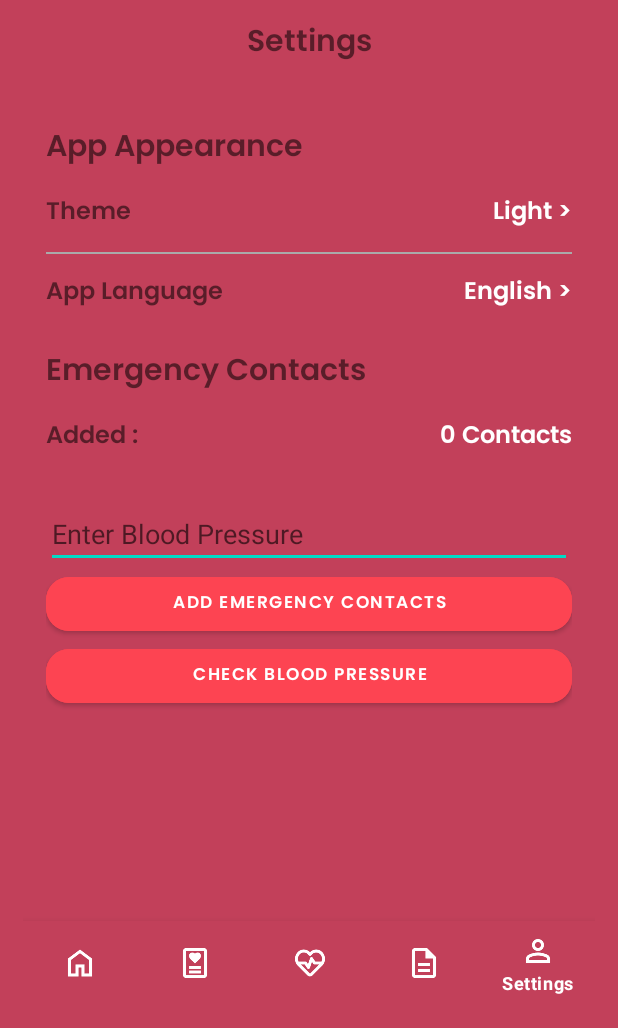
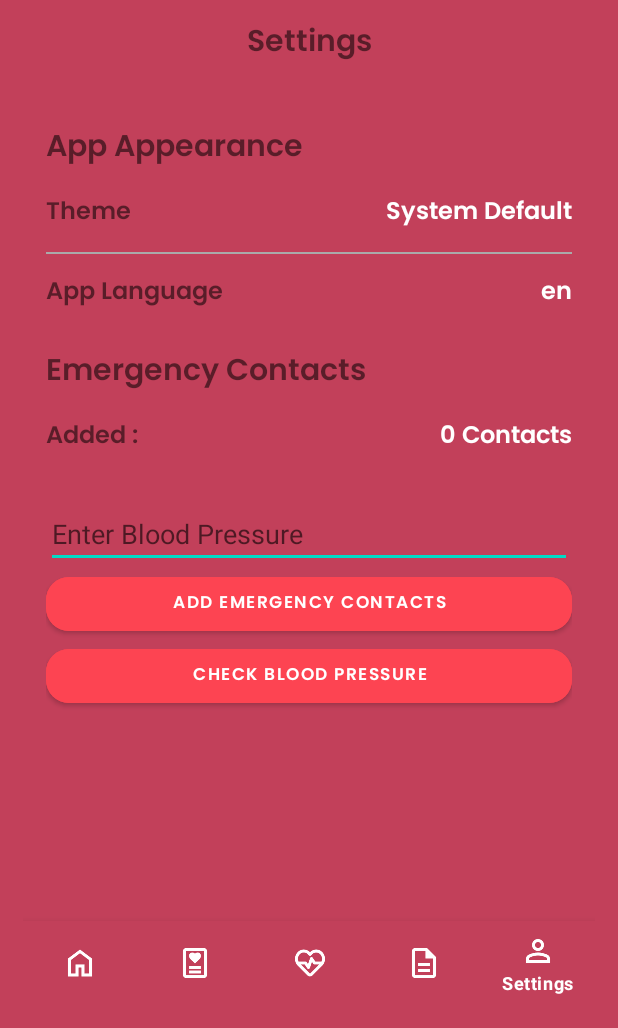
Before and after one commit to Profesor-B/heartwise-app, an Android app built with Jetpack Compose: the SettingsActivity screen opened directly, with no data from a screen before it, on a phone screen of 412 x 824 dp, the part 208-1236 px from its top. Run offline under Robolectric (Android 15) with nearby library versions, the phone set to English and light mode, and no system bars; Roboto replaces fonts that are not available here.

Commit message:
fix theme and language functionality

```diff
--- a/app/src/main/java/com/example/heartwise/SettingsActivity.java
+++ b/app/src/main/java/com/example/heartwise/SettingsActivity.java
@@ -1,5 +1,4 @@
 package com.example.heartwise;
-
 
 import android.annotation.SuppressLint;
 import android.content.Intent;
@@ -13,7 +12,6 @@ import android.widget.EditText;
 import android.widget.LinearLayout;
 import android.widget.TextView;
 import androidx.appcompat.app.AlertDialog;
-
 import android.Manifest;
 import android.content.Context;
 import android.content.pm.PackageManager;
@@ -22,27 +20,35 @@ import android.telephony.SmsManager;
 import android.widget.Button;
 import android.widget.Toast;
 import android.content.SharedPreferences;
-import android.net.Uri;
 import android.provider.ContactsContract;
 import androidx.annotation.Nullable;
 import androidx.annotation.NonNull;
 import androidx.core.app.ActivityCompat;
 import androidx.core.content.ContextCompat;
+import android.content.res.Configuration;
 
 import java.util.ArrayList;
 import java.util.List;
 import java.util.HashSet;
+import java.util.Locale;
 import java.util.Set;
 
 public class SettingsActivity extends AppCompatActivity {
     private TextView tvThemeValue;
     private TextView tvLanguageValue;
+    private static final String PREFS_NAME2 = "AppPreferences";
+    private static final String PREFS_KEY_THEME = "AppTheme";
+    private static final String PREFS_KEY_LANGUAGE = "AppLanguage";
+
+    private static final int THEME_SYSTEM_DEFAULT = 0;
+    private static final int THEME_LIGHT = 1;
+    private static final int THEME_DARK = 2;
 
     private TextView tvEmergencyContactsValue;
     private LinearLayout layoutEmergencyContacts;
 
     private static final int SMS_PERMISSION_CODE = 101;
-    private static final int BP_THRESHOLD = 140; // Example threshold for high BP
+    private static final int BP_THRESHOLD = 130; // Example threshold for high BP
     private List<String> emergencyContacts; // Stores emergency contact numbers
     private EditText etBloodPressure;
 
@@ -55,14 +61,22 @@ public class SettingsActivity extends AppCompatActivity {
     @Override
     protected void onCreate(Bundle savedInstanceState) {
         super.onCreate(savedInstanceState);
+        // Apply saved theme
+        applySavedTheme();
         setContentView(R.layout.activity_settings);
 
         // Initialize App appearance
         tvThemeValue = findViewById(R.id.tv_theme_value);
         tvLanguageValue = findViewById(R.id.tv_language_value);
-        LinearLayout layoutTheme = findViewById(R.id.layout_theme);
-        LinearLayout layoutLanguage = findViewById(R.id.layout_language);
 
+        // Load saved theme and language from SharedPreferences
+        loadPreferences();
+
+        // Theme selection dialog
+        findViewById(R.id.layout_theme).setOnClickListener(v -> showThemeSelectionDialog());
+
+        // Language selection dialog
+        findViewById(R.id.layout_language).setOnClickListener(v -> showLanguageSelectionDialog());
         //Initialize Emergency Contacts
         tvEmergencyContactsValue = findViewById(R.id.tv_emergency_contacts_value);
         layoutEmergencyContacts = findViewById(R.id.layout_emergency_contacts);
@@ -118,20 +132,6 @@ public class SettingsActivity extends AppCompatActivity {
             ActivityCompat.requestPermissions(this, new String[]{Manifest.permission.SEND_SMS}, SMS_PERMISSION_CODE);
         }
 
-        // Set up click listeners
-        layoutTheme.setOnClickListener(new View.OnClickListener() {
-            @Override
-            public void onClick(View v) {
-                showThemeSelectionDialog();
-            }
-        });
-
-        layoutLanguage.setOnClickListener(new View.OnClickListener() {
-            @Override
-            public void onClick(View v) {
-                showLanguageSelectionDialog();
-            }
-        });
         // Initialize Bottom Navigation View
         BottomNavigationView bottomNavigationView = findViewById(R.id.bottom_navigation);
 
@@ -333,45 +333,126 @@ public class SettingsActivity extends AppCompatActivity {
         }
     }
 
+    // Method to show the theme selection dialog
     private void showThemeSelectionDialog() {
         final String[] themes = {"System Default", "Light", "Dark"};
         AlertDialog.Builder builder = new AlertDialog.Builder(this);
         builder.setTitle("Choose Theme")
-                    .setSingleChoiceItems(themes, -1, new DialogInterface.OnClickListener() {
-                        @Override
-                        public void onClick(DialogInterface dialog, int which) {
+                .setSingleChoiceItems(themes, -1, (dialog, which) -> {
                     tvThemeValue.setText(themes[which]);
+                    saveThemePreference(which); // Save selected theme
+                    applyTheme(which); // Apply the selected theme
                     dialog.dismiss();
-                        }
                 })
-                    .setNegativeButton("Cancel", new DialogInterface.OnClickListener() {
-                        @Override
-                        public void onClick(DialogInterface dialog, int which) {
-                            dialog.dismiss();
-                        }
-                    })
+                .setNegativeButton("Cancel", (dialog, which) -> dialog.dismiss())
                 .create()
                 .show();
     }
 
+    // Method to show the language selection dialog
     private void showLanguageSelectionDialog() {
         final String[] languages = {"English", "Spanish", "Mandarin Chinese", "Hindi", "Arabic", "Bengali", "Portuguese", "Russian", "Japanese", "German", "French", "Urdu"};
         AlertDialog.Builder builder = new AlertDialog.Builder(this);
         builder.setTitle("Choose Language")
-                    .setSingleChoiceItems(languages, -1, new DialogInterface.OnClickListener() {
-                        @Override
-                        public void onClick(DialogInterface dialog, int which) {
+                .setSingleChoiceItems(languages, -1, (dialog, which) -> {
                     tvLanguageValue.setText(languages[which]);
+                    saveLanguagePreference(languages[which]); // Save selected language
+                    applyLanguage(languages[which]); // Apply the selected language
                     dialog.dismiss();
-                        }
                 })
-                    .setNegativeButton("Cancel", new DialogInterface.OnClickListener() {
-                        @Override
-                        public void onClick(DialogInterface dialog, int which) {
-                            dialog.dismiss();
-                        }
-                    })
+                .setNegativeButton("Cancel", (dialog, which) -> dialog.dismiss())
                 .create()
                 .show();
     }
+
+    // Save selected theme in SharedPreferences
+    private void saveThemePreference(int theme) {
+        SharedPreferences sharedPreferences = getSharedPreferences(PREFS_NAME2, Context.MODE_PRIVATE);
+        SharedPreferences.Editor editor = sharedPreferences.edit();
+        editor.putInt(PREFS_KEY_THEME, theme);
+        editor.apply();
     }
+
+    // Apply the selected theme and restart the activity to apply changes
+    private void applyTheme(int theme) {
+        SharedPreferences sharedPreferences = getSharedPreferences(PREFS_NAME2, Context.MODE_PRIVATE);
+        int currentTheme = sharedPreferences.getInt(PREFS_KEY_THEME, THEME_SYSTEM_DEFAULT);
+
+        // Only apply the theme and restart if the theme is different
+        if (currentTheme != theme) {
+            switch (theme) {
+                case THEME_LIGHT:
+                    setTheme(R.style.Theme_App_Light);
+                    break;
+                case THEME_DARK:
+                    setTheme(R.style.Theme_App_Dark);
+                    break;
+                default:
+                    setTheme(R.style.Theme_App_SystemDefault);
+            }
+
+            // Save the new theme preference
+            saveThemePreference(theme);
+
+            // Restart the activity to apply the theme change
+            recreate();
+        }
+    }
+    // Save selected language in SharedPreferences
+    private void saveLanguagePreference(String languageCode) {
+        SharedPreferences sharedPreferences = getSharedPreferences(PREFS_NAME2, Context.MODE_PRIVATE);
+        SharedPreferences.Editor editor = sharedPreferences.edit();
+        editor.putString(PREFS_KEY_LANGUAGE, languageCode);
+        editor.apply();
+    }
+
+    // Apply the selected language and restart the activity to apply changes
+    private void applyLanguage(String languageCode) {
+        SharedPreferences sharedPreferences = getSharedPreferences(PREFS_NAME2, Context.MODE_PRIVATE);
+        String currentLanguage = sharedPreferences.getString(PREFS_KEY_LANGUAGE, Locale.getDefault().getLanguage());
+
+        // Only apply the language if the selected language is different
+        if (!currentLanguage.equals(languageCode)) {
+            Locale locale = new Locale(languageCode);
+            Locale.setDefault(locale);
+
+            Configuration config = new Configuration();
+            config.locale = locale;
+
+            getResources().updateConfiguration(config, getResources().getDisplayMetrics());
+
+            // Save the new language preference
+            saveLanguagePreference(languageCode);
+
+            // Restart the activity to apply the language change
+            recreate();
+        }
+    }
+
+
+    // Load preferences (theme and language) on app start
+    private void loadPreferences() {
+        SharedPreferences sharedPreferences = getSharedPreferences(PREFS_NAME2, Context.MODE_PRIVATE);
+
+        // Load and apply saved theme
+        int savedTheme = sharedPreferences.getInt(PREFS_KEY_THEME, THEME_SYSTEM_DEFAULT);
+        applyTheme(savedTheme);
+
+        // Load and apply saved language
+        String savedLanguage = sharedPreferences.getString(PREFS_KEY_LANGUAGE, Locale.getDefault().getLanguage());
+        applyLanguage(savedLanguage);
+
+        // Update UI elements
+        String[] themes = {"System Default", "Light", "Dark"};
+        tvThemeValue.setText(themes[savedTheme]);
+
+        tvLanguageValue.setText(savedLanguage);
+    }
+
+    // Apply saved theme when the app starts
+    private void applySavedTheme() {
+        SharedPreferences sharedPreferences = getSharedPreferences(PREFS_NAME2, Context.MODE_PRIVATE);
+        int savedTheme = sharedPreferences.getInt(PREFS_KEY_THEME, THEME_SYSTEM_DEFAULT);
+        applyTheme(savedTheme);
+    }
+}
--- a/app/src/main/res/values/colors.xml
+++ b/app/src/main/res/values/colors.xml
@@ -17,4 +17,27 @@
     <color name="bottom_navigation_colors">#D50000</color>
     <color name="brown">#703F3C</color>
     <color name="pink_100">#D2628B</color>
+
+        <!-- System Default Colors -->
+        <color name="colorPrimary">#6200EE</color>
+        <color name="colorPrimaryDark">#3700B3</color>
+        <color name="colorAccent">#03DAC5</color>
+        <color name="gray">#808080</color>
+        <color name="windowBackground">#FFFFFF</color>
+
+        <!-- Light Theme Colors -->
+        <color name="lightPrimary">#FFFFFF</color>
+        <color name="lightPrimaryDark">#DDDDDD</color>
+        <color name="lightAccent">#03A9F4</color>
+        <color name="lightBackground">#FAFAFA</color>
+        <color name="darkGray">#333333</color>
+
+        <!-- Dark Theme Colors -->
+        <color name="darkPrimary">#121212</color>
+        <color name="darkPrimaryDark">#1E1E1E</color>
+        <color name="darkAccent">#BB86FC</color>
+        <color name="darkBackground">#000000</color>
+        <color name="lightGray">#BBBBBB</color>
+
+
 </resources>
--- /dev/null
+++ b/app/src/main/res/values/styles.xml
@@ -0,0 +1,63 @@
+<?xml version="1.0" encoding="utf-8"?>
+<resources>
+    <!-- Base application theme (System Default, uses device settings) -->
+    <style name="Theme.App.SystemDefault" parent="Theme.MaterialComponents.DayNight.NoActionBar">
+        <!-- Customize your theme here -->
+        <item name="colorPrimary">@color/colorPrimary</item>
+        <item name="colorPrimaryVariant">@color/colorPrimaryDark</item>
+        <item name="colorOnPrimary">@color/white</item>
+        <item name="colorSecondary">@color/colorAccent</item>
+        <item name="colorOnSecondary">@color/white</item>
+        <item name="android:textColorPrimary">@color/black</item>
+        <item name="android:textColorSecondary">@color/gray</item>
+        <item name="android:windowBackground">@color/windowBackground</item>
+        <!-- Customize button styles -->
+        <item name="buttonStyle">@style/Widget.Button.Primary</item>
+    </style>
+
+    <!-- Light Theme -->
+    <style name="Theme.App.Light" parent="Theme.MaterialComponents.Light.NoActionBar">
+        <!-- Light theme colors -->
+        <item name="colorPrimary">@color/lightPrimary</item>
+        <item name="colorPrimaryVariant">@color/lightPrimaryDark</item>
+        <item name="colorOnPrimary">@color/black</item>
+        <item name="colorSecondary">@color/lightAccent</item>
+        <item name="colorOnSecondary">@color/white</item>
+        <item name="android:textColorPrimary">@color/black</item>
+        <item name="android:textColorSecondary">@color/darkGray</item>
+        <item name="android:windowBackground">@color/lightBackground</item>
+        <!-- Customize button styles -->
+        <item name="buttonStyle">@style/Widget.Button.Light</item>
+    </style>
+
+    <!-- Dark Theme -->
+    <style name="Theme.App.Dark" parent="Theme.MaterialComponents.DayNight.DarkActionBar">
+        <!-- Dark theme colors -->
+        <item name="colorPrimary">@color/darkPrimary</item>
+        <item name="colorPrimaryVariant">@color/darkPrimaryDark</item>
+        <item name="colorOnPrimary">@color/white</item>
+        <item name="colorSecondary">@color/darkAccent</item>
+        <item name="colorOnSecondary">@color/white</item>
+        <item name="android:textColorPrimary">@color/white</item>
+        <item name="android:textColorSecondary">@color/lightGray</item>
+        <item name="android:windowBackground">@color/darkBackground</item>
+        <!-- Customize button styles -->
+        <item name="buttonStyle">@style/Widget.Button.Dark</item>
+    </style>
+
+    <!-- Custom button styles -->
+    <style name="Widget.Button.Primary" parent="Widget.MaterialComponents.Button">
+        <item name="android:backgroundTint">@color/colorPrimary</item>
+        <item name="android:textColor">@color/white</item>
+    </style>
+
+    <style name="Widget.Button.Light" parent="Widget.MaterialComponents.Button">
+        <item name="android:backgroundTint">@color/lightPrimary</item>
+        <item name="android:textColor">@color/black</item>
+    </style>
+
+    <style name="Widget.Button.Dark" parent="Widget.MaterialComponents.Button">
+        <item name="android:backgroundTint">@color/darkPrimary</item>
+        <item name="android:textColor">@color/white</item>
+    </style>
+</resources>
```
Lines whose indentation alone changed are shown as unchanged.
